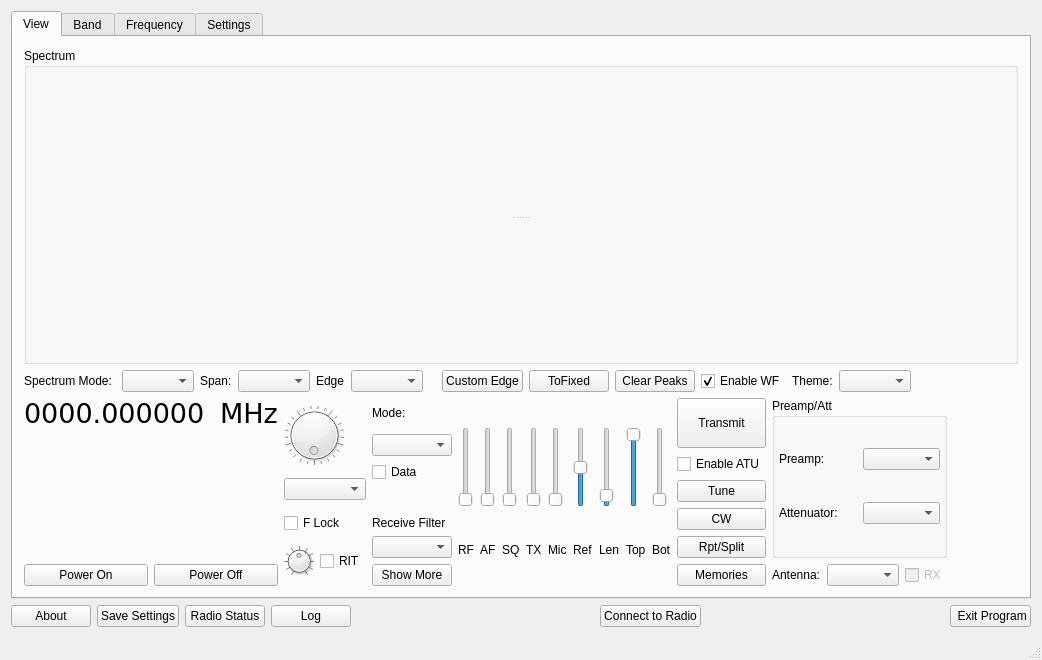
First picture: the form in wfmain.ui, repository adecarolis/wfweb, before the edit.
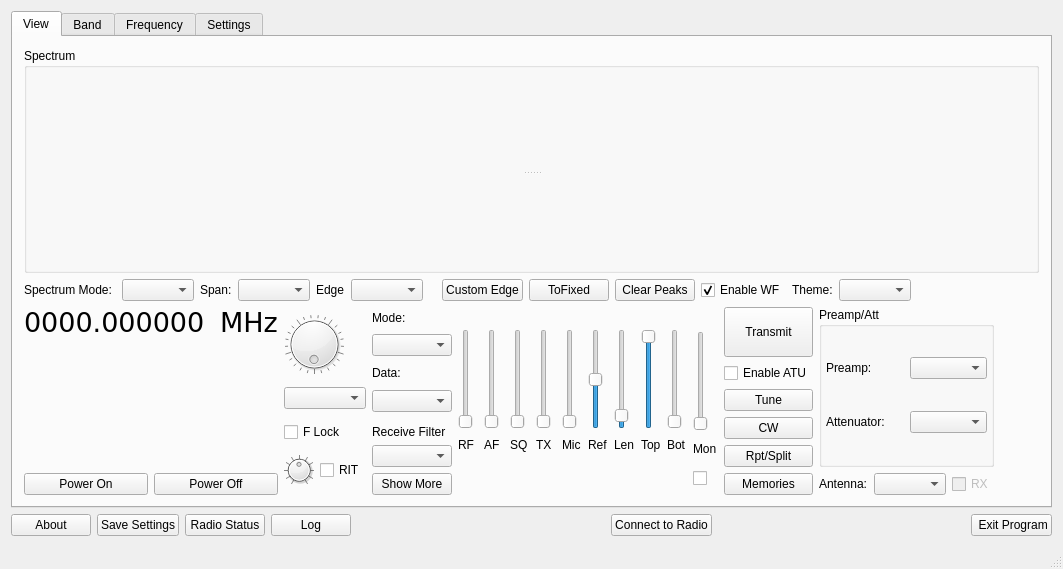
Second picture: the form after the edit. The open tabs and pages were chosen to show the change. Custom widgets are drawn as their Qt base class.

What changed in the file:
```diff
--- a/wfmain.ui
+++ b/wfmain.ui
@@ -6,8 +6,8 @@
    <rect>
     <x>0</x>
     <y>0</y>
-    <width>1042</width>
-    <height>660</height>
+    <width>1063</width>
+    <height>569</height>
    </rect>
   </property>
   <property name="windowTitle">
@@ -489,15 +489,15 @@
              </widget>
             </item>
             <item>
-             <widget class="QCheckBox" name="dataModeBtn">
-              <property name="accessibleName">
-               <string>Data Mode Enable</string>
-              </property>
+             <widget class="QLabel" name="label_55">
               <property name="text">
-               <string>Data</string>
+               <string>Data:</string>
               </property>
              </widget>
             </item>
+            <item>
+             <widget class="QComboBox" name="datamodeCombo"/>
+            </item>
             <item>
              <widget class="QLabel" name="label_22">
               <property name="text">
@@ -535,18 +535,40 @@
             <property name="rightMargin">
              <number>0</number>
             </property>
+            <item>
+             <spacer name="verticalSpacer_17">
+              <property name="orientation">
+               <enum>Qt::Vertical</enum>
+              </property>
+              <property name="sizeType">
+               <enum>QSizePolicy::Fixed</enum>
+              </property>
+              <property name="sizeHint" stdset="0">
+               <size>
+                <width>0</width>
+                <height>20</height>
+               </size>
+              </property>
+             </spacer>
+            </item>
             <item>
              <widget class="QSlider" name="rfGainSlider">
+              <property name="sizePolicy">
+               <sizepolicy hsizetype="Fixed" vsizetype="Fixed">
+                <horstretch>0</horstretch>
+                <verstretch>0</verstretch>
+               </sizepolicy>
+              </property>
               <property name="minimumSize">
                <size>
                 <width>0</width>
-                <height>70</height>
+                <height>100</height>
                </size>
               </property>
               <property name="maximumSize">
                <size>
                 <width>16777215</width>
-                <height>80</height>
+                <height>16777215</height>
                </size>
               </property>
               <property name="toolTip">
@@ -579,6 +601,22 @@
               </property>
              </widget>
             </item>
+            <item>
+             <spacer name="verticalSpacer_8">
+              <property name="orientation">
+               <enum>Qt::Vertical</enum>
+              </property>
+              <property name="sizeType">
+               <enum>QSizePolicy::Fixed</enum>
+              </property>
+              <property name="sizeHint" stdset="0">
+               <size>
+                <width>20</width>
+                <height>40</height>
+               </size>
+              </property>
+             </spacer>
+            </item>
            </layout>
           </item>
           <item>
@@ -586,18 +624,40 @@
             <property name="rightMargin">
              <number>0</number>
             </property>
+            <item>
+             <spacer name="verticalSpacer_18">
+              <property name="orientation">
+               <enum>Qt::Vertical</enum>
+              </property>
+              <property name="sizeType">
+               <enum>QSizePolicy::Fixed</enum>
+              </property>
+              <property name="sizeHint" stdset="0">
+               <size>
+                <width>20</width>
+                <height>20</height>
+               </size>
+              </property>
+             </spacer>
+            </item>
             <item>
              <widget class="QSlider" name="afGainSlider">
+              <property name="sizePolicy">
+               <sizepolicy hsizetype="Fixed" vsizetype="Fixed">
+                <horstretch>0</horstretch>
+                <verstretch>0</verstretch>
+               </sizepolicy>
+              </property>
               <property name="minimumSize">
                <size>
                 <width>0</width>
-                <height>70</height>
+                <height>100</height>
                </size>
               </property>
               <property name="maximumSize">
                <size>
                 <width>16777215</width>
-                <height>80</height>
+                <height>16777215</height>
                </size>
               </property>
               <property name="toolTip">
@@ -630,6 +690,22 @@
               </property>
              </widget>
             </item>
+            <item>
+             <spacer name="verticalSpacer_9">
+              <property name="orientation">
+               <enum>Qt::Vertical</enum>
+              </property>
+              <property name="sizeType">
+               <enum>QSizePolicy::Fixed</enum>
+              </property>
+              <property name="sizeHint" stdset="0">
+               <size>
+                <width>20</width>
+                <height>40</height>
+               </size>
+              </property>
+             </spacer>
+            </item>
            </layout>
           </item>
           <item>
@@ -637,18 +713,40 @@
             <property name="leftMargin">
              <number>0</number>
             </property>
+            <item>
+             <spacer name="verticalSpacer_19">
+              <property name="orientation">
+               <enum>Qt::Vertical</enum>
+              </property>
+              <property name="sizeType">
+               <enum>QSizePolicy::Fixed</enum>
+              </property>
+              <property name="sizeHint" stdset="0">
+               <size>
+                <width>20</width>
+                <height>20</height>
+               </size>
+              </property>
+             </spacer>
+            </item>
             <item>
              <widget class="QSlider" name="sqlSlider">
+              <property name="sizePolicy">
+               <sizepolicy hsizetype="Fixed" vsizetype="Fixed">
+                <horstretch>0</horstretch>
+                <verstretch>0</verstretch>
+               </sizepolicy>
+              </property>
               <property name="minimumSize">
                <size>
                 <width>0</width>
-                <height>70</height>
+                <height>100</height>
                </size>
               </property>
               <property name="maximumSize">
                <size>
                 <width>16777215</width>
-                <height>80</height>
+                <height>16777215</height>
                </size>
               </property>
               <property name="toolTip">
@@ -681,6 +779,22 @@
               </property>
              </widget>
             </item>
+            <item>
+             <spacer name="verticalSpacer_10">
+              <property name="orientation">
+               <enum>Qt::Vertical</enum>
+              </property>
+              <property name="sizeType">
+               <enum>QSizePolicy::Fixed</enum>
+              </property>
+              <property name="sizeHint" stdset="0">
+               <size>
+                <width>20</width>
+                <height>40</height>
+               </size>
+              </property>
+             </spacer>
+            </item>
            </layout>
           </item>
           <item>
@@ -688,18 +802,40 @@
             <property name="rightMargin">
              <number>0</number>
             </property>
+            <item>
+             <spacer name="verticalSpacer_20">
+              <property name="orientation">
+               <enum>Qt::Vertical</enum>
+              </property>
+              <property name="sizeType">
+               <enum>QSizePolicy::Fixed</enum>
+              </property>
+              <property name="sizeHint" stdset="0">
+               <size>
+                <width>20</width>
+                <height>20</height>
+               </size>
+              </property>
+             </spacer>
+            </item>
             <item>
              <widget class="QSlider" name="txPowerSlider">
+              <property name="sizePolicy">
+               <sizepolicy hsizetype="Fixed" vsizetype="Fixed">
+                <horstretch>0</horstretch>
+                <verstretch>0</verstretch>
+               </sizepolicy>
+              </property>
               <property name="minimumSize">
                <size>
                 <width>0</width>
-                <height>70</height>
+                <height>100</height>
                </size>
               </property>
               <property name="maximumSize">
                <size>
                 <width>16777215</width>
-                <height>80</height>
+                <height>16777215</height>
                </size>
               </property>
               <property name="toolTip">
@@ -732,6 +868,22 @@
               </property>
              </widget>
             </item>
+            <item>
+             <spacer name="verticalSpacer_11">
+              <property name="orientation">
+               <enum>Qt::Vertical</enum>
+              </property>
+              <property name="sizeType">
+               <enum>QSizePolicy::Fixed</enum>
+              </property>
+              <property name="sizeHint" stdset="0">
+               <size>
+                <width>20</width>
+                <height>40</height>
+               </size>
+              </property>
+             </spacer>
+            </item>
            </layout>
           </item>
           <item>
@@ -739,18 +891,40 @@
             <property name="leftMargin">
              <number>0</number>
             </property>
+            <item>
+             <spacer name="verticalSpacer_21">
+              <property name="orientation">
+               <enum>Qt::Vertical</enum>
+              </property>
+              <property name="sizeType">
+               <enum>QSizePolicy::Fixed</enum>
+              </property>
+              <property name="sizeHint" stdset="0">
+               <size>
+                <width>20</width>
+                <height>20</height>
+               </size>
+              </property>
+             </spacer>
+            </item>
             <item>
              <widget class="QSlider" name="micGainSlider">
+              <property name="sizePolicy">
+               <sizepolicy hsizetype="Fixed" vsizetype="Fixed">
+                <horstretch>0</horstretch>
+                <verstretch>0</verstretch>
+               </sizepolicy>
+              </property>
               <property name="minimumSize">
                <size>
                 <width>0</width>
-                <height>70</height>
+                <height>100</height>
                </size>
               </property>
               <property name="maximumSize">
                <size>
                 <width>16777215</width>
-                <height>80</height>
+                <height>16777215</height>
                </size>
               </property>
               <property name="toolTip">
@@ -783,6 +957,22 @@
               </property>
              </widget>
             </item>
+            <item>
+             <spacer name="verticalSpacer_12">
+              <property name="orientation">
+               <enum>Qt::Vertical</enum>
+              </property>
+              <property name="sizeType">
+               <enum>QSizePolicy::Fixed</enum>
+              </property>
+              <property name="sizeHint" stdset="0">
+               <size>
+                <width>20</width>
+                <height>40</height>
+               </size>
+              </property>
+             </spacer>
+            </item>
            </layout>
           </item>
           <item>
@@ -790,18 +980,40 @@
             <property name="leftMargin">
              <number>0</number>
             </property>
+            <item>
+             <spacer name="verticalSpacer_22">
+              <property name="orientation">
+               <enum>Qt::Vertical</enum>
+              </property>
+              <property name="sizeType">
+               <enum>QSizePolicy::Fixed</enum>
+              </property>
+              <property name="sizeHint" stdset="0">
+               <size>
+                <width>20</width>
+                <height>20</height>
+               </size>
+              </property>
+             </spacer>
+            </item>
             <item>
              <widget class="QSlider" name="scopeRefLevelSlider">
+              <property name="sizePolicy">
+               <sizepolicy hsizetype="Fixed" vsizetype="Fixed">
+                <horstretch>0</horstretch>
+                <verstretch>0</verstretch>
+               </sizepolicy>
+              </property>
               <property name="minimumSize">
                <size>
                 <width>0</width>
-                <height>70</height>
+                <height>100</height>
                </size>
               </property>
               <property name="maximumSize">
                <size>
                 <width>16777215</width>
-                <height>80</height>
+                <height>16777215</height>
                </size>
               </property>
               <property name="toolTip">
@@ -843,6 +1055,22 @@
               </property>
              </widget>
             </item>
+            <item>
+             <spacer name="verticalSpacer_13">
+              <property name="orientation">
+               <enum>Qt::Vertical</enum>
+              </property>
+              <property name="sizeType">
+               <enum>QSizePolicy::Fixed</enum>
+              </property>
+              <property name="sizeHint" stdset="0">
+               <size>
+                <width>20</width>
+                <height>40</height>
+               </size>
+              </property>
+             </spacer>
+            </item>
            </layout>
           </item>
           <item>
@@ -850,18 +1078,40 @@
             <property name="rightMargin">
              <number>0</number>
             </property>
+            <item>
+             <spacer name="verticalSpacer_23">
+              <property name="orientation">
+               <enum>Qt::Vertical</enum>
+              </property>
+              <property name="sizeType">
+               <enum>QSizePolicy::Fixed</enum>
+              </property>
+              <property name="sizeHint" stdset="0">
+               <size>
+                <width>20</width>
+                <height>20</height>
+               </size>
+              </property>
+             </spacer>
+            </item>
             <item>
              <widget class="QSlider" name="wfLengthSlider">
+              <property name="sizePolicy">
+               <sizepolicy hsizetype="Fixed" vsizetype="Fixed">
+                <horstretch>0</horstretch>
+                <verstretch>0</verstretch>
+               </sizepolicy>
+              </property>
               <property name="minimumSize">
                <size>
                 <width>0</width>
-                <height>70</height>
+                <height>100</height>
                </size>
               </property>
               <property name="maximumSize">
                <size>
                 <width>16777215</width>
-                <height>80</height>
+                <height>16777215</height>
                </size>
               </property>
               <property name="toolTip">
@@ -897,6 +1147,22 @@
               </property>
              </widget>
             </item>
+            <item>
+             <spacer name="verticalSpacer_14">
+              <property name="orientation">
+               <enum>Qt::Vertical</enum>
+              </property>
+              <property name="sizeType">
+               <enum>QSizePolicy::Fixed</enum>
+              </property>
+              <property name="sizeHint" stdset="0">
+               <size>
+                <width>20</width>
+                <height>40</height>
+               </size>
+              </property>
+             </spacer>
+            </item>
            </layout>
           </item>
           <item>
@@ -907,18 +1173,40 @@
             <property name="topMargin">
              <number>0</number>
             </property>
+            <item>
+             <spacer name="verticalSpacer_24">
+              <property name="orientation">
+               <enum>Qt::Vertical</enum>
+              </property>
+              <property name="sizeType">
+               <enum>QSizePolicy::Fixed</enum>
+              </property>
+              <property name="sizeHint" stdset="0">
+               <size>
+                <width>20</width>
+                <height>20</height>
+               </size>
+              </property>
+             </spacer>
+            </item>
             <item>
              <widget class="QSlider" name="topLevelSlider">
+              <property name="sizePolicy">
+               <sizepolicy hsizetype="Fixed" vsizetype="Fixed">
+                <horstretch>0</horstretch>
+                <verstretch>0</verstretch>
+               </sizepolicy>
+              </property>
               <property name="minimumSize">
                <size>
                 <width>0</width>
-                <height>70</height>
+                <height>100</height>
                </size>
               </property>
               <property name="maximumSize">
                <size>
                 <width>16777215</width>
-                <height>80</height>
+                <height>16777215</height>
                </size>
               </property>
               <property name="toolTip">
@@ -954,6 +1242,22 @@
               </property>
              </widget>
             </item>
+            <item>
+             <spacer name="verticalSpacer_15">
+              <property name="orientation">
+               <enum>Qt::Vertical</enum>
+              </property>
+              <property name="sizeType">
+               <enum>QSizePolicy::Fixed</enum>
+              </property>
+              <property name="sizeHint" stdset="0">
+               <size>
+                <width>20</width>
+                <height>40</height>
+               </size>
+              </property>
+             </spacer>
+            </item>
            </layout>
           </item>
           <item>
@@ -970,18 +1274,40 @@
             <property name="bottomMargin">
              <number>0</number>
             </property>
+            <item>
+             <spacer name="verticalSpacer_25">
+              <property name="orientation">
+               <enum>Qt::Vertical</enum>
+              </property>
+              <property name="sizeType">
+               <enum>QSizePolicy::Fixed</enum>
+              </property>
+              <property name="sizeHint" stdset="0">
+               <size>
+                <width>20</width>
+                <height>20</height>
+               </size>
+              </property>
+             </spacer>
+            </item>
             <item>
              <widget class="QSlider" name="botLevelSlider">
+              <property name="sizePolicy">
+               <sizepolicy hsizetype="Fixed" vsizetype="Fixed">
+                <horstretch>0</horstretch>
+                <verstretch>0</verstretch>
+               </sizepolicy>
+              </property>
               <property name="minimumSize">
                <size>
                 <width>0</width>
-                <height>70</height>
+                <height>100</height>
                </size>
               </property>
               <property name="maximumSize">
                <size>
                 <width>16777215</width>
-                <height>80</height>
+                <height>16777215</height>
                </size>
               </property>
               <property name="toolTip">
@@ -1008,6 +1334,99 @@
               </property>
              </widget>
             </item>
+            <item>
+             <spacer name="verticalSpacer_16">
+              <property name="orientation">
+               <enum>Qt::Vertical</enum>
+              </property>
+              <property name="sizeType">
+               <enum>QSizePolicy::Fixed</enum>
+              </property>
+              <property name="sizeHint" stdset="0">
+               <size>
+                <width>20</width>
+                <height>40</height>
+               </size>
+              </property>
+             </spacer>
+            </item>
+           </layout>
+          </item>
+          <item>
+           <layout class="QVBoxLayout" name="verticalLayout_29">
+            <item>
+             <spacer name="verticalSpacer_26">
+              <property name="orientation">
+               <enum>Qt::Vertical</enum>
+              </property>
+              <property name="sizeType">
+               <enum>QSizePolicy::Fixed</enum>
+              </property>
+              <property name="sizeHint" stdset="0">
+               <size>
+                <width>20</width>
+                <height>20</height>
+               </size>
+              </property>
+             </spacer>
+            </item>
+            <item>
+             <widget class="QSlider" name="monitorSlider">
+              <property name="sizePolicy">
+               <sizepolicy hsizetype="Fixed" vsizetype="Fixed">
+                <horstretch>0</horstretch>
+                <verstretch>0</verstretch>
+               </sizepolicy>
+              </property>
+              <property name="minimumSize">
+               <size>
+                <width>0</width>
+                <height>100</height>
+               </size>
+              </property>
+              <property name="maximumSize">
+               <size>
+                <width>16777215</width>
+                <height>16777215</height>
+               </size>
+              </property>
+              <property name="toolTip">
+               <string>Set the rado monitor level</string>
+              </property>
+              <property name="maximum">
+               <number>255</number>
+              </property>
+              <property name="orientation">
+               <enum>Qt::Vertical</enum>
+              </property>
+             </widget>
+            </item>
+            <item>
+             <widget class="QLabel" name="label_54">
+              <property name="maximumSize">
+               <size>
+                <width>16777215</width>
+                <height>15</height>
+               </size>
+              </property>
+              <property name="text">
+               <string>Mon</string>
+              </property>
+             </widget>
+            </item>
+            <item>
+             <widget class="QCheckBox" name="monitorCheck">
+              <property name="minimumSize">
+               <size>
+                <width>25</width>
+                <height>25</height>
+               </size>
+              </property>
+              <property name="text">
+               <string/>
+              </property>
+             </widget>
+            </item>
            </layout>
           </item>
           <item>
```
Left out of the diff: 8 changed lines with no effect on the pictures.
